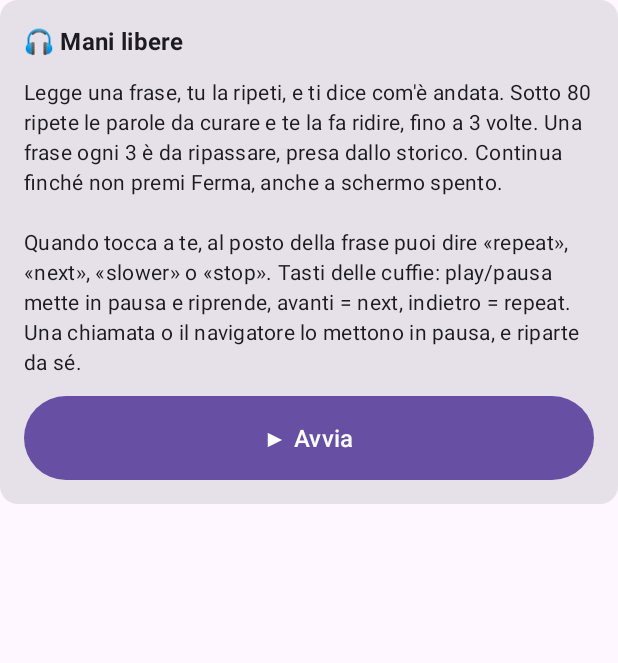
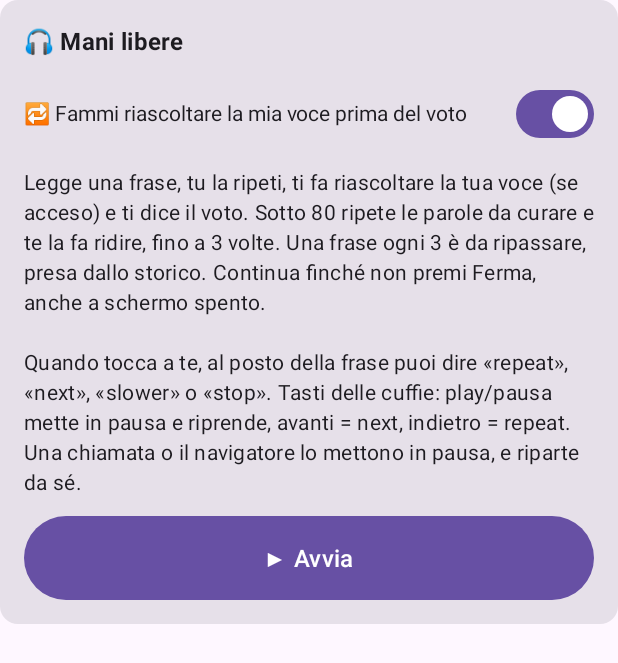
Before and after one commit to garsal1971/garsal-apps-public, an Android app built with Jetpack Compose: the composable ManiLibere shown on its own in the app's theme, on a phone screen of 412 x 824 dp. Shown: the top 663 px of the screen. Run offline under Robolectric (Android 15) with nearby library versions, the phone set to English and light mode, and no system bars.

Commit message:
feat: Pronuncia 1.9.0 — mani libere: riascolto della propria voce e voto detto a voce
Co-Authored-By: Claude Opus 5.5 <noreply@anthropic.com>
Claude-Session: https://claude.ai/code/session_014wZfwF8TuVTDp3tqzw3Gj2

```diff
--- a/android-app/pronuncia/app/build.gradle
+++ b/android-app/pronuncia/app/build.gradle
@@ -19,8 +19,8 @@ android {
         applicationId "com.garsal.pronuncia"
         minSdk 26
         targetSdk 36
-        versionCode 9
-        versionName "1.8.0"
+        versionCode 10
+        versionName "1.9.0"
 
         // ⚠️ Solo arm64: lo Speech SDK di Azure si porta dentro le librerie native
         // per quattro ABI, e tenerle tutte vorrebbe dire un APK tre volte più
--- a/android-app/pronuncia/app/src/main/java/com/garsal/pronuncia/Prefs.kt
+++ b/android-app/pronuncia/app/src/main/java/com/garsal/pronuncia/Prefs.kt
@@ -108,5 +108,11 @@ class Prefs(ctx: Context) {
         get() = p.getBoolean("parole", false)
         set(v) = p.edit().putBoolean("parole", v).apply()
 
+    /** Mani libere: dopo il tentativo l'app fa riascoltare la registrazione,
+     *  poi dà il voto. Letta a ogni tentativo: cambiarla a ciclo acceso vale subito. */
+    var riascoltoCiclo: Boolean
+        get() = p.getBoolean("riascolto_ciclo", true)
+        set(v) = p.edit().putBoolean("riascolto_ciclo", v).apply()
+
     fun esci() = p.edit().remove("access_token").remove("refresh_token").apply()
 }
--- a/android-app/pronuncia/app/src/main/java/com/garsal/pronuncia/Riascolto.kt
+++ b/android-app/pronuncia/app/src/main/java/com/garsal/pronuncia/Riascolto.kt
@@ -15,12 +15,14 @@ import kotlinx.coroutines.withContext
  * tentativo dopo la sostituisce. Annullare la coroutine ferma il suono.
  */
 object Riascolto {
-    suspend fun suona(pcm: ByteArray) = withContext(Dispatchers.IO) {
+    /** [comunicazione]: con le cuffie Bluetooth come microfono il collegamento
+     *  è quello delle chiamate, e l'audio deve uscire di lì (come in `Tts`). */
+    suspend fun suona(pcm: ByteArray, comunicazione: Boolean = false) = withContext(Dispatchers.IO) {
         if (pcm.size < 2) return@withContext
         val traccia = AudioTrack.Builder()
             .setAudioAttributes(
                 AudioAttributes.Builder()
-                    .setUsage(AudioAttributes.USAGE_MEDIA)
+                    .setUsage(if (comunicazione) AudioAttributes.USAGE_VOICE_COMMUNICATION else AudioAttributes.USAGE_MEDIA)
                     .setContentType(AudioAttributes.CONTENT_TYPE_SPEECH)
                     .build()
             )
--- a/android-app/pronuncia/app/src/main/java/com/garsal/pronuncia/ui/ManiLibere.kt
+++ b/android-app/pronuncia/app/src/main/java/com/garsal/pronuncia/ui/ManiLibere.kt
@@ -8,6 +8,7 @@ import androidx.activity.compose.rememberLauncherForActivityResult
 import androidx.activity.result.contract.ActivityResultContracts
 import androidx.compose.foundation.layout.Arrangement
 import androidx.compose.foundation.layout.Column
+import androidx.compose.foundation.layout.Row
 import androidx.compose.foundation.layout.fillMaxWidth
 import androidx.compose.foundation.layout.heightIn
 import androidx.compose.foundation.layout.padding
@@ -15,6 +16,7 @@ import androidx.compose.material3.Button
 import androidx.compose.material3.ButtonDefaults
 import androidx.compose.material3.Card
 import androidx.compose.material3.MaterialTheme
+import androidx.compose.material3.Switch
 import androidx.compose.material3.Text
 import androidx.compose.runtime.Composable
 import androidx.compose.runtime.collectAsState
@@ -22,6 +24,7 @@ import androidx.compose.runtime.getValue
 import androidx.compose.runtime.mutableStateOf
 import androidx.compose.runtime.remember
 import androidx.compose.runtime.setValue
+import androidx.compose.ui.Alignment
 import androidx.compose.ui.Modifier
 import androidx.compose.ui.platform.LocalContext
 import androidx.compose.ui.text.font.FontWeight
@@ -31,6 +34,7 @@ import com.garsal.pronuncia.Ciclo
 import com.garsal.pronuncia.CicloService
 import com.garsal.pronuncia.Frasi
 import com.garsal.pronuncia.Ripasso
+import com.garsal.pronuncia.Servizi
 import java.util.Locale
 
 /**
@@ -43,6 +47,7 @@ fun ManiLibere(parole: Boolean) {
     val ctx = LocalContext.current
     val s by Ciclo.stato.collectAsState()
     var nota by remember { mutableStateOf<String?>(null) }
+    var riascolto by remember { mutableStateOf(Servizi.prefs.riascoltoCiclo) }
 
     fun avvia() {
         nota = null
@@ -71,6 +76,12 @@ fun ManiLibere(parole: Boolean) {
     Card(Modifier.fillMaxWidth()) {
         Column(Modifier.padding(16.dp), verticalArrangement = Arrangement.spacedBy(12.dp)) {
             Text(if (parole) "🎧 Mani libere · parole" else "🎧 Mani libere", style = MaterialTheme.typography.titleMedium, fontWeight = FontWeight.Bold)
+
+            // Letta a ogni tentativo: vale anche a ciclo acceso.
+            Row(Modifier.fillMaxWidth(), verticalAlignment = Alignment.CenterVertically) {
+                Text("🔁 Fammi riascoltare la mia voce prima del voto", Modifier.weight(1f))
+                Switch(checked = riascolto, onCheckedChange = { riascolto = it; Servizi.prefs.riascoltoCiclo = it })
+            }
 
             if (s.attivo) {
                 s.frase?.let { f ->
@@ -102,10 +113,10 @@ fun ManiLibere(parole: Boolean) {
             } else {
                 Text(
                     (if (parole)
-                        "Legge una parola, tu la ripeti, e ti dice com'è andata. Sotto $SOGLIA_INTERA te la rilegge piano " +
+                        "Legge una parola, tu la ripeti, ti fa riascoltare la tua voce (se acceso) e ti dice il voto. Sotto $SOGLIA_INTERA te la rilegge piano " +
                             "e te la fa ridire, fino a ${Ciclo.TENTATIVI} volte. Una parola ogni ${Ripasso.OGNI} è da ripassare, presa dallo storico. Continua finché "
                     else
-                        "Legge una frase, tu la ripeti, e ti dice com'è andata. Sotto $SOGLIA_INTERA ripete le " +
+                        "Legge una frase, tu la ripeti, ti fa riascoltare la tua voce (se acceso) e ti dice il voto. Sotto $SOGLIA_INTERA ripete le " +
                             "parole da curare e te la fa ridire, fino a ${Ciclo.TENTATIVI} volte. Una frase ogni ${Ripasso.OGNI} è da ripassare, presa dallo storico. Continua finché ") +
                         "non premi Ferma, anche a schermo spento.\n\n" +
                         "Quando tocca a te, al posto della frase puoi dire «repeat», «next», «slower» o «stop». " +
```
Also changed, not shown: android-app/pronuncia/app/src/main/java/com/garsal/pronuncia/Ciclo.kt (+10 -0 lines), android-app/pronuncia/app/src/main/java/com/garsal/pronuncia/Feedback.kt (+9 -0 lines), 1 other file.
